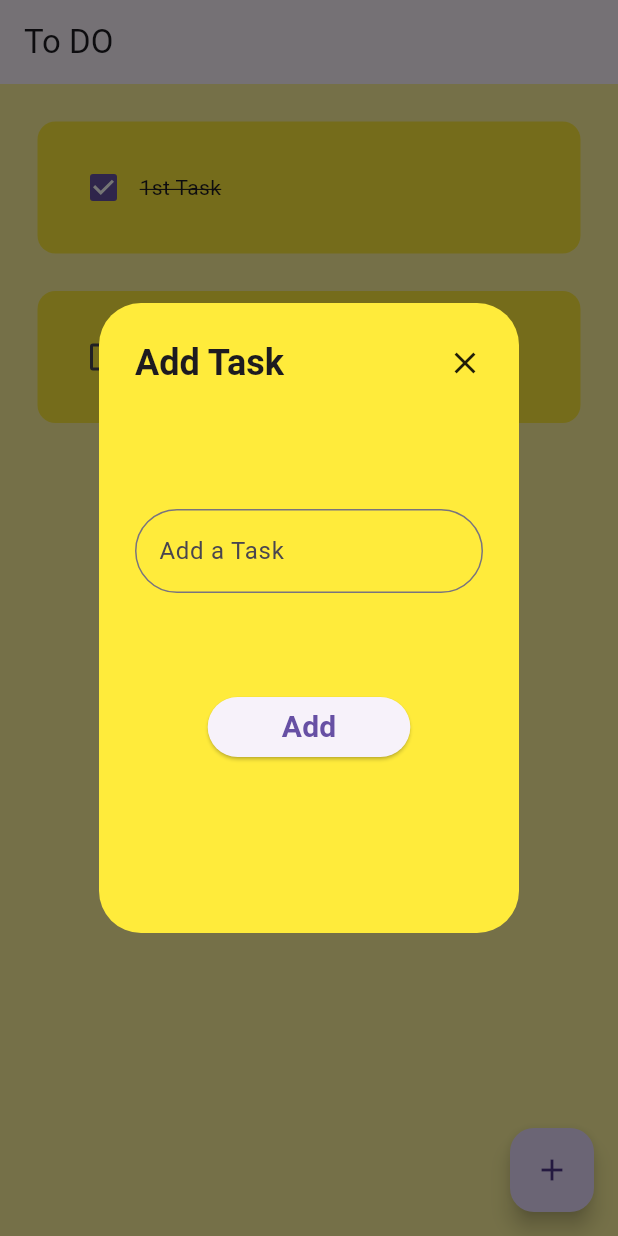
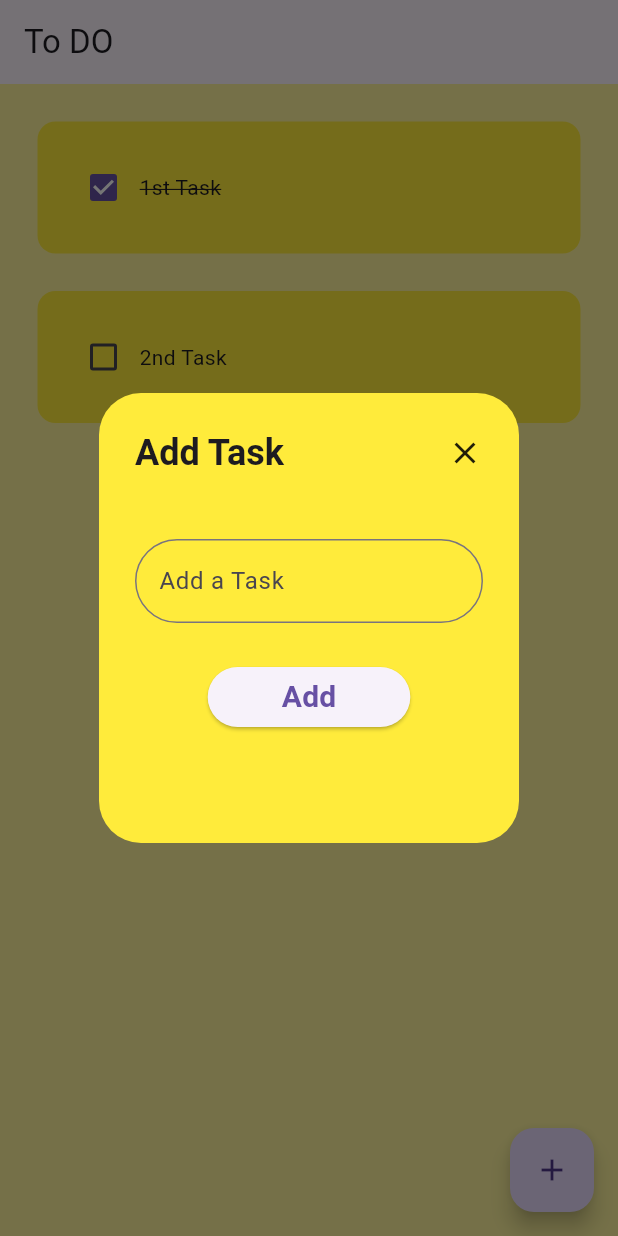
Before and after one commit to Techie58/TO_DO_APP, a Flutter app: the screen it shows after launch, after a tap on the "add" icon, on a phone screen of 412 x 824 dp. Run offline on Flutter 3.47's test engine with Material 3 defaults, Android fonts, the phone set to English and light mode, and no system bars; drawn by our look-alikes of flutter_slidable; our stand-ins replace hive, hive_flutter; accounts and stored records are empty.

```diff
--- /dev/null
+++ b/lib/dbHealper/Database.dart
@@ -0,0 +1,27 @@
+
+import 'package:hive/hive.dart';
+
+class ToDoDatabase {
+
+  List taskList=[];
+
+  final _mybox=Hive.box('todobox');
+
+  void createInitialDatabase(){
+    taskList = [
+      ["1st Task", true],
+      ["2nd Task", false],
+    ];
+  }
+
+  //Load the all saved data in Database
+  void loadDatabase(){
+    taskList=_mybox.get("TASKLIST");
+  }
+
+  //Update or Add Data
+  void updateDatabase(){
+    _mybox.put("TASKLIST", taskList);
+  }
+
+}
--- a/lib/main.dart
+++ b/lib/main.dart
@@ -1,12 +1,18 @@
 import 'package:flutter/material.dart';
+import 'package:hive_flutter/adapters.dart';
 
 import 'pages/HomePage.dart';
 
-void main() {
+void main() async {
+  //init Hive
+  await Hive.initFlutter();
+  var hiveBox=await Hive.openBox('todobox');
+
   runApp(const MyApp());
 }
 
 class MyApp extends StatelessWidget {
+
   const MyApp({super.key});
 
   // This widget is the root of your application.
--- a/lib/pages/HomePage.dart
+++ b/lib/pages/HomePage.dart
@@ -1,28 +1,45 @@
 import 'package:flutter/cupertino.dart';
 import 'package:flutter/material.dart';
+import 'package:hive/hive.dart';
+import 'package:to_do/dbHealper/Database.dart';
 import 'package:to_do/utils/DialogBox.dart';
 import 'package:to_do/utils/ToDoTile.dart';
 
 class HomePage extends StatefulWidget {
   const HomePage({super.key});
 
+
   State<HomePage> createState() => _HomePageState();
 }
 
 class _HomePageState extends State<HomePage> {
 
+
   final _controller=TextEditingController();
+
+  final _mybox=Hive.box('todobox');
+  ToDoDatabase db=new ToDoDatabase();
+
+  @override
+  void initState() {
+
+    //If app is opening 1st time then sample data added thorugh intidb fun
+    if(_mybox.get("TASKLIST") == null){
+      db.createInitialDatabase();
+    }else{
+      db.loadDatabase();
+    }
+
+    super.initState();
+  }
 
 
 
-  List taskList = [
-    ["1st Task", true],
-    ["2nd Task", false],
-  ];
 
   void chekBoxChanged(bool? value, int index) {
     setState(() {
-      taskList[index][1] = !taskList[index][1];
+      db.taskList[index][1] = !db.taskList[index][1];
+      db.updateDatabase();
     });
   }
 
@@ -30,9 +47,12 @@ class _HomePageState extends State<HomePage> {
   void addTaskBtnFun(){
     setState(() {
       if(_controller.text.isNotEmpty){
-      taskList.add([_controller.text,false]);
-      Navigator.of(context).pop;
+        db.taskList.add([_controller.text,false]);
       _controller.clear();
+      Navigator.of(context).pop();
+      db.updateDatabase();
+
+
       }
 
     });
@@ -50,6 +70,14 @@ class _HomePageState extends State<HomePage> {
     });
   }
 
+  void deleteTaskBtnFun(int index){
+    setState(() {
+      db.taskList.removeAt(index);
+      db.updateDatabase();
+
+    });
+  }
+
   @override
   Widget build(BuildContext context) {
     return Scaffold(
@@ -62,12 +90,13 @@ class _HomePageState extends State<HomePage> {
       body: ListView.builder(
         itemBuilder: (context, index) {
           return ToDoTile(
-            task: taskList[index][0],
-            taskCompleted: taskList[index][1],
+            task: db.taskList[index][0],
+            taskCompleted: db.taskList[index][1],
             onChanged: (value) => chekBoxChanged(value, index),
+            deleteTaskBtn: (context) => deleteTaskBtnFun(index),
           );
         },
-        itemCount: taskList.length,
+        itemCount: db.taskList.length,
       ),
     );
   }
--- a/lib/utils/DialogBox.dart
+++ b/lib/utils/DialogBox.dart
@@ -34,7 +34,7 @@ class DialogBox extends StatelessWidget {
       ),
       backgroundColor: Colors.yellow,
       content: Container(
-        height: 300,
+        height: 180,
         child: Column(
           mainAxisAlignment: MainAxisAlignment.spaceEvenly,
           children: [
--- a/lib/utils/ToDoTile.dart
+++ b/lib/utils/ToDoTile.dart
@@ -1,22 +1,44 @@
 
 import 'package:flutter/material.dart';
+import 'package:flutter_slidable/flutter_slidable.dart';
 
 class ToDoTile extends StatelessWidget{
   final String task;
   final bool taskCompleted;
   Function(bool?)? onChanged;
+  Function (BuildContext)? deleteTaskBtn;
 
   ToDoTile({
     super.key,
     required this.task,
     required this.taskCompleted,
-    required this.onChanged
+    required this.onChanged,
+    required this.deleteTaskBtn,
 });
 
   @override
   Widget build(BuildContext context) {
     return Padding(
       padding: const EdgeInsets.only(left: 25,right: 25,top: 25),
+      child: Slidable(
+        startActionPane: ActionPane(motion: DrawerMotion(), children: [
+          SlidableAction(onPressed: (context) => {},
+            backgroundColor: Colors.green,
+            icon: Icons.alarm_add,
+            label: 'Set Alaram',
+            borderRadius: BorderRadius.circular(12),
+          )
+        ]),
+        endActionPane: ActionPane(motion: BehindMotion(), children: [
+          SlidableAction(onPressed: deleteTaskBtn,
+            backgroundColor: Colors.red,
+            icon: Icons.delete_forever,
+            label: 'Delete',
+            borderRadius: BorderRadius.circular(12),
+
+          )
+
+        ]),
         child: Container(
           padding: EdgeInsets.all(20),
           decoration: BoxDecoration(
@@ -32,6 +54,7 @@ class ToDoTile extends StatelessWidget{
             ],
           ),
         ),
+      ),
     );
   }
 
--- a/pubspec.yaml
+++ b/pubspec.yaml
@@ -30,10 +30,13 @@ environment:
 dependencies:
   flutter:
     sdk: flutter
+  hive: ^2.2.3
+  hive_flutter: ^1.1.0
 
   # The following adds the Cupertino Icons font to your application.
   # Use with the CupertinoIcons class for iOS style icons.
   cupertino_icons: ^1.0.8
+  flutter_slidable: ^4.0.3
 
 dev_dependencies:
   flutter_test:
```
Also changed, not shown: pubspec.lock, 1 other file. Lines whose indentation alone changed are shown as unchanged.
